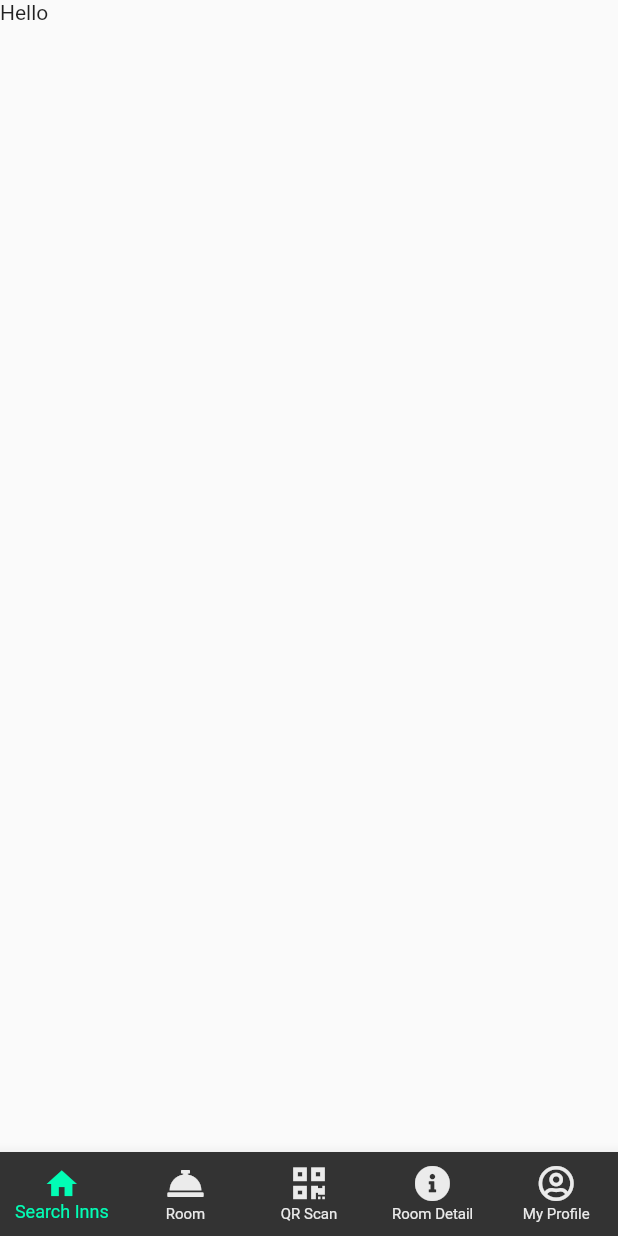
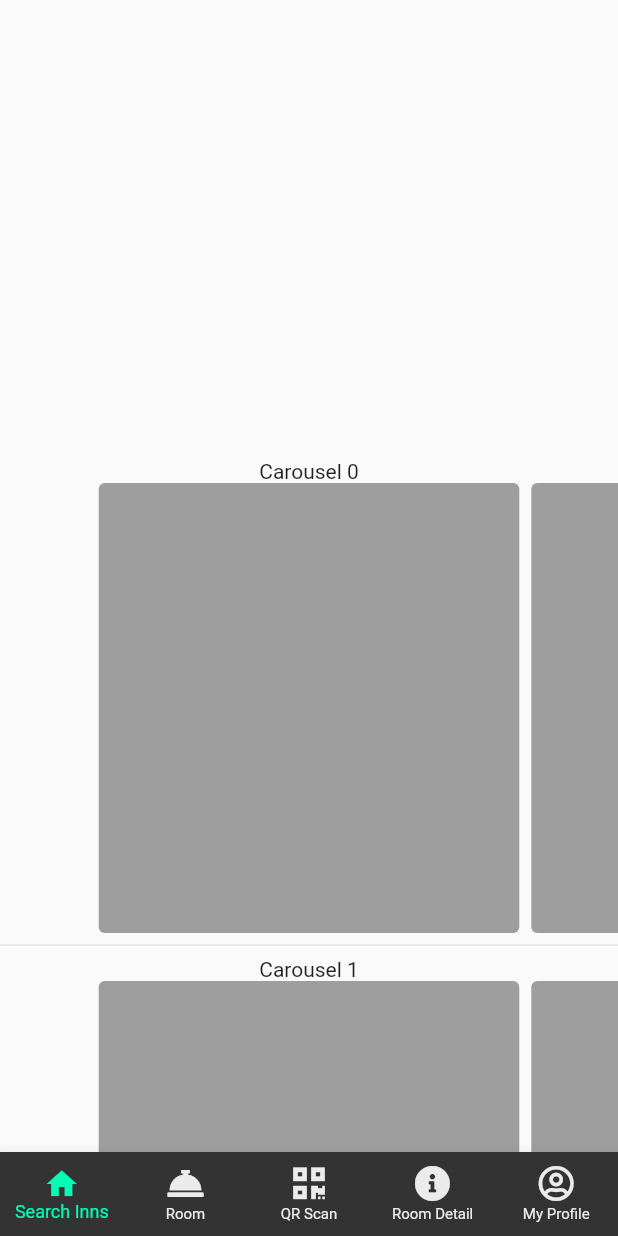
Before and after one commit to Risu-swift/HotelNoHands, a Flutter app: the Home screen opened directly, on a phone screen of 412 x 824 dp. Run offline on Flutter 3.47's test engine with Material 2 defaults, Android fonts, the phone set to English and light mode, and no system bars; our stand-ins replace cloud_firestore, firebase_auth, firebase_core, font_awesome_flutter, google_fonts, google_sign_in; missing offline and left inert: qr_code_scanner; accounts and stored records are empty.

Commit message:
Added SearchInns Screen

```diff
--- a/lib/Database.dart
+++ b/lib/Database.dart
@@ -22,9 +22,9 @@ class DBFunctions {
         .catchError((error) => print("Failed to Book: $error"));
   }
 
-  Future<dynamic> getData(String uemail) async {
+  Future<dynamic> getData(String docId) async {
     final DocumentReference document =
-        FirebaseFirestore.instance.collection("Bookings").doc(uemail);
+        FirebaseFirestore.instance.collection("Bookings").doc(docId);
 
     await document.get().then<dynamic>((DocumentSnapshot snapshot) async {
       return snapshot;
--- /dev/null
+++ b/lib/Screens/SearhInn.dart
@@ -0,0 +1,52 @@
+import 'package:flutter/material.dart';
+
+class MyHomePage extends StatelessWidget {
+  @override
+  Widget build(BuildContext context) {
+    return Scaffold(
+      body: ListView.builder(
+        padding: EdgeInsets.symmetric(vertical: 306.0),
+        itemBuilder: (BuildContext context, int index) {
+          if (index % 2 == 0) {
+            return _buildCarousel(context, index ~/ 2);
+          } else {
+            return Divider();
+          }
+        },
+      ),
+    );
+  }
+
+  Widget _buildCarousel(BuildContext context, int carouselIndex) {
+    return Column(
+      mainAxisSize: MainAxisSize.min,
+      children: <Widget>[
+        Text('Carousel $carouselIndex'),
+        SizedBox(
+          // you may want to use an aspect ratio here for tablet support
+          height: 300.0,
+          child: PageView.builder(
+            // store this controller in a State to save the carousel scroll position
+            controller: PageController(viewportFraction: 0.7),
+            itemBuilder: (BuildContext context, int itemIndex) {
+              return _buildCarouselItem(context, carouselIndex, itemIndex);
+            },
+          ),
+        )
+      ],
+    );
+  }
+
+  Widget _buildCarouselItem(
+      BuildContext context, int carouselIndex, int itemIndex) {
+    return Padding(
+      padding: EdgeInsets.symmetric(horizontal: 4.0),
+      child: Container(
+        decoration: BoxDecoration(
+          color: Colors.grey,
+          borderRadius: BorderRadius.all(Radius.circular(4.0)),
+        ),
+      ),
+    );
+  }
+}
--- a/lib/home.dart
+++ b/lib/home.dart
@@ -8,6 +8,7 @@ import 'Screens/QRScan.dart';
 import 'Screens/Room.dart';
 import 'Screens/RoomDetail.dart';
 import 'Screens/SearchInns.dart';
+import 'Screens/SearhInn.dart';
 
 class Home extends StatefulWidget {
   Home({Key key}) : super(key: key);
@@ -36,10 +37,10 @@ class _HomeState extends State<Home> {
   static const TextStyle optionStyle =
       TextStyle(fontSize: 30, fontWeight: FontWeight.bold);
   static List<Widget> _widgetOptions = <Widget>[
-    searchInns(),
+    MyHomePage(),
     AddUser('Rizwan', 'Blah', 12),
     QRScan(),
-    roomDetail(),
+    GetUserName('PDu8DKtoQ5E0pl7GPAGx'),
     myProfile(),
   ];
 
```
Also changed, not shown: lib/Screens/Room.dart (+4 -3 lines), lib/Screens/RoomDetail.dart (+20 -3 lines), lib/Screens/SearchInns.dart (+63 -4 lines).
